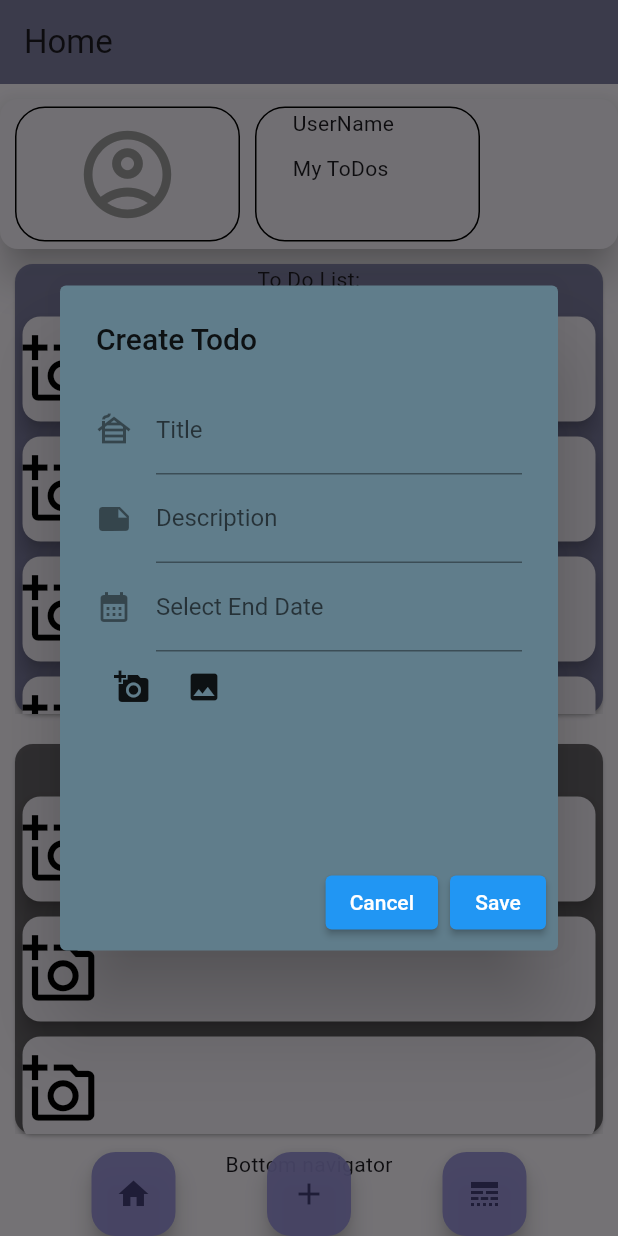
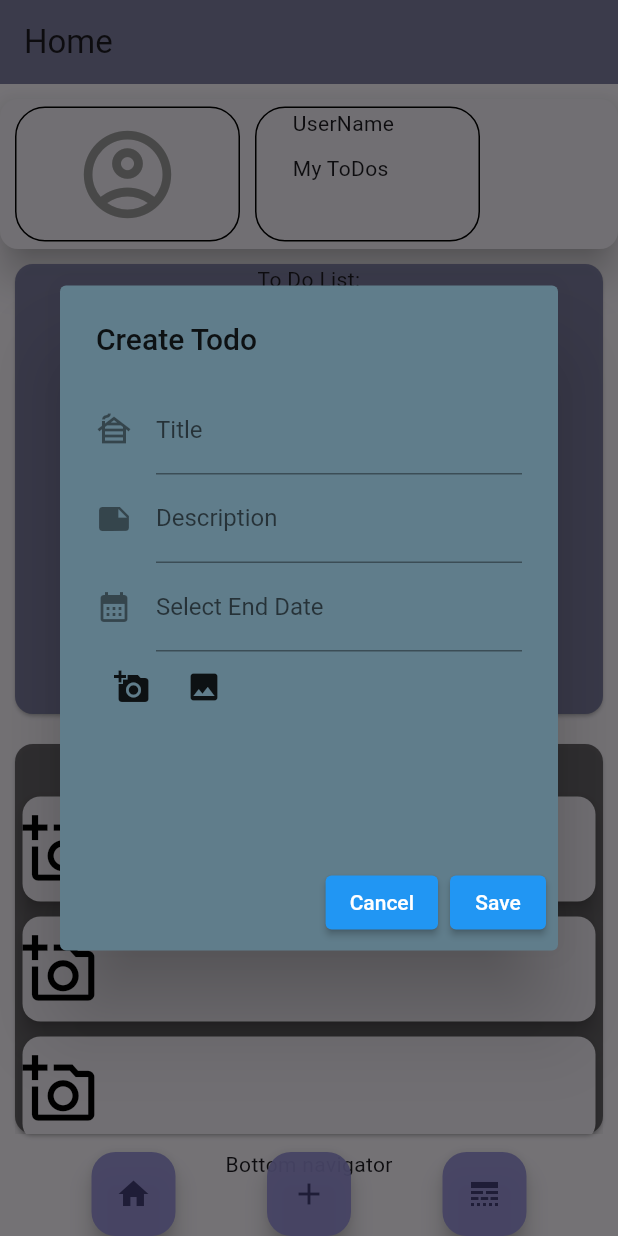
Before and after one commit to emilakerman/YouDoYou, a Flutter app: the screen it shows after launch, after a tap on the "add" icon, on a phone screen of 412 x 824 dp. Run offline on Flutter 3.47's test engine with Material 2 defaults, Android fonts, the light colour scheme and no system bars; our stand-ins replace cloud_firestore, firebase_auth, firebase_core, flutter_riverpod, go_router, image_picker and 1 more; accounts and stored records are empty; generated files the repository leaves out were written again.

Commit message:
work on pulling down and piublishing todos

```diff
--- a/lib/features/todos/data/firestore_data_service.dart
+++ b/lib/features/todos/data/firestore_data_service.dart
@@ -2,9 +2,16 @@ import 'package:cloud_firestore/cloud_firestore.dart';
 import 'package:flutter_riverpod/flutter_riverpod.dart';
 import 'package:youdoyou/features/todos/domain/todo_model.dart';
 import 'package:youdoyou/features/todos/presentation/create_todo_controller.dart';
+import 'dart:async';
+
+final databaseProvider = Provider((ref) {
+  return FirebaseDataService();
+});
 
 class FirebaseDataService {
   final FirebaseFirestore _db = FirebaseFirestore.instance;
+
+  Stream get allTodos => _db.collection('Todos').snapshots();
 
   Future<void> addTodo(WidgetRef ref) async {
     TodoModel userInputTodoModel = TodoModel(
@@ -20,4 +27,9 @@ class FirebaseDataService {
     );
     await _db.collection("Todos").add(userInputTodoModel.toMap());
   }
+
+  Future<List<TodoModel>> loadTodos() async {
+    QuerySnapshot<Map<String, dynamic>> snapshot = await _db.collection('Todos').get();
+    return snapshot.docs.map((docSnapshot) => TodoModel.fromDocumentSnapshot(docSnapshot)).toList();
+  }
 }
--- a/lib/features/todos/domain/todo_model.dart
+++ b/lib/features/todos/domain/todo_model.dart
@@ -1,3 +1,5 @@
+import 'package:cloud_firestore/cloud_firestore.dart';
+
 class TodoModel {
   String title;
   String description;
@@ -28,4 +30,12 @@ class TodoModel {
       'author': author
     };
   }
+
+  TodoModel.fromDocumentSnapshot(DocumentSnapshot<Map<String, dynamic>> doc)
+      : title = doc.data()!['title'],
+        description = doc.data()!['description'],
+        creationDate = doc.data()!['creationDate'],
+        endDate = doc.data()!['endDate'],
+        image = doc.data()!['image'],
+        author = doc.data()!['author'];
 }
--- a/lib/features/todos/presentation/createToDoItem.dart
+++ b/lib/features/todos/presentation/createToDoItem.dart
@@ -1,6 +1,7 @@
 import 'package:flutter/foundation.dart';
 import 'package:flutter/material.dart';
 import 'package:flutter_riverpod/flutter_riverpod.dart';
+import 'package:go_router/go_router.dart';
 import 'package:image_picker/image_picker.dart';
 import 'package:youdoyou/features/todos/data/firestore_data_service.dart';
 import 'package:youdoyou/features/todos/presentation/create_todo_controller.dart';
@@ -174,6 +175,7 @@ class _CreateItemWidgetState extends State<CreateItemWidget> {
           builder: (_, ref, __) => ElevatedButton(
             onPressed: () {
               _createTodoItem(ref: ref);
+              context.pop();
             },
             child: const Text('Save'),
           ),
--- a/lib/features/todos/presentation/create_todo_controller.dart
+++ b/lib/features/todos/presentation/create_todo_controller.dart
@@ -1,3 +1,4 @@
+import 'package:flutter_riverpod/flutter_riverpod.dart';
 import 'package:riverpod_annotation/riverpod_annotation.dart';
 import 'package:youdoyou/features/todos/domain/todo_model.dart';
 
@@ -37,3 +38,5 @@ class CreateToDoItemController extends _$CreateToDoItemController {
     state.author = newAuthor;
   }
 }
+
+final listViewProvider = StateProvider<List<TodoModel>>((ref) => []);
--- a/lib/home_screen/widgets/home.dart
+++ b/lib/home_screen/widgets/home.dart
@@ -23,10 +23,10 @@ class Home extends StatelessWidget {
           title: Text(title),
           backgroundColor: AppColors.complement,
         ),
-        body: const Column(
+        body: Column(
           children: [
             HomeHeader(),
-            ToDoList(),
+            TodoList(),
             ReceivedToDoList(),
             Text('Bottom navigator'),
           ],
--- a/lib/home_screen/widgets/users_todo_list.dart
+++ b/lib/home_screen/widgets/users_todo_list.dart
@@ -1,11 +1,35 @@
+import 'package:cloud_firestore/cloud_firestore.dart';
 import 'package:flutter/material.dart';
+import 'package:flutter_riverpod/flutter_riverpod.dart';
 import 'package:youdoyou/constants/app_colors.dart';
+import 'package:youdoyou/features/todos/data/firestore_data_service.dart';
+import 'package:youdoyou/features/todos/domain/todo_model.dart';
+import 'package:youdoyou/features/todos/presentation/create_todo_controller.dart';
 
-class ToDoList extends StatelessWidget {
-  const ToDoList({super.key});
+class TodoList extends ConsumerStatefulWidget {
+  const TodoList({super.key});
+
+  @override
+  TodoListState createState() => TodoListState();
+}
+
+class TodoListState extends ConsumerState<TodoList> {
+  FirebaseDataService dataService = FirebaseDataService();
+
+  void convertList() async {
+    ref.read(listViewProvider.notifier).state = await dataService.loadTodos();
+  }
+
+  @override
+  void initState() {
+    super.initState();
+    convertList();
+  }
 
   @override
   Widget build(BuildContext context) {
+    final database = ref.read(databaseProvider);
+    ref.watch(listViewProvider);
     return Card(
       color: AppColors.complement,
       margin: const EdgeInsets.all(10),
@@ -14,24 +38,24 @@ class ToDoList extends StatelessWidget {
           const SizedBox(
             height: 30,
             width: double.infinity,
-            child: Text('To Do List:', textAlign: TextAlign.center,),
+            child: Text(
+              'To Do List:',
+              textAlign: TextAlign.center,
             ),
+          ),
           SizedBox(
             height: 270,
             child: ListView.builder(
-              itemCount: 10,
+              itemCount: ref.watch(listViewProvider.notifier).state.length,
               itemBuilder: (context, index) {
-                return const Card(
+                return Card(
                   margin: EdgeInsets.all(5),
                   elevation: 5,
                   child: Row(
                     children: [
                       SizedBox(
                         height: 70,
-                        child: Icon(Icons.add_a_photo_outlined,
-                        size: 50,
-                        color: Colors.black,
-                        ),
+                        child: Text(ref.watch(listViewProvider.notifier).state[index].title),
                       ),
                     ],
                   ),
```
